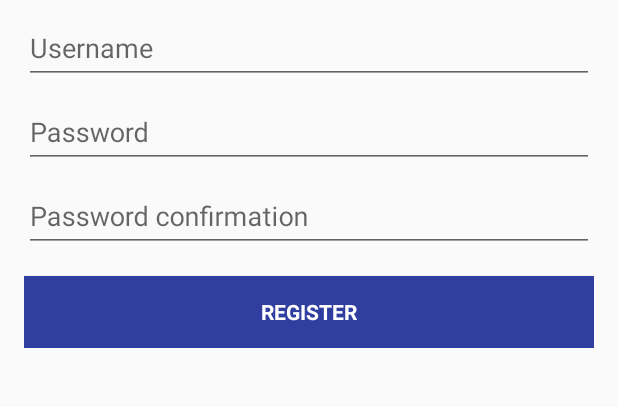
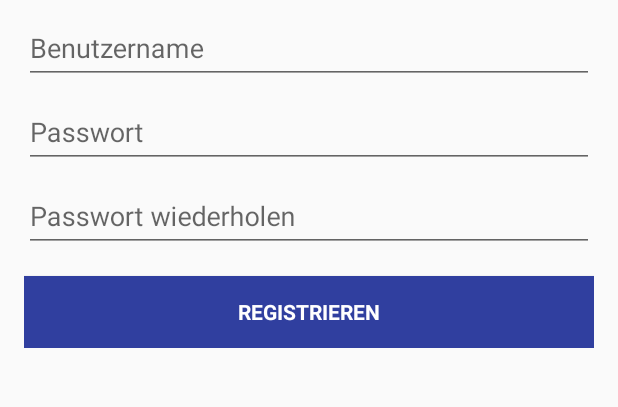
Before and after one commit to wakeugit/palaver, an Android app: the PalaverRegisterActivity screen opened directly, with no data from a screen before it, on a phone screen of 412 x 824 dp, the part 324-731 px from its top. Run offline under Robolectric (Android 15) with nearby library versions, the phone set to English and light mode, and no system bars.

```diff
--- a/app/src/main/res/layout/activity_palaver_register.xml
+++ b/app/src/main/res/layout/activity_palaver_register.xml
@@ -46,10 +46,9 @@
                     android:id="@+id/username_register"
                     android:layout_width="match_parent"
                     android:layout_height="wrap_content"
-                    android:hint="@string/prompt_username"
+                    android:hint="Benutzername"
                     android:inputType="text"
-                    android:maxLines="1"
-                    android:singleLine="true" />
+                    android:maxLines="1"/>
 
             </android.support.design.widget.TextInputLayout>
 
@@ -61,12 +60,9 @@
                     android:id="@+id/password_register"
                     android:layout_width="match_parent"
                     android:layout_height="wrap_content"
-                    android:hint="@string/prompt_password"
-                    android:imeActionLabel="@string/action_register"
-                    android:imeOptions="actionUnspecified"
+                    android:hint="Passwort"
                     android:inputType="textPassword"
-                    android:maxLines="1"
-                    android:singleLine="true" />
+                    android:maxLines="1" />
             </android.support.design.widget.TextInputLayout>
 
             <android.support.design.widget.TextInputLayout
@@ -76,24 +72,23 @@
                     android:id="@+id/password_confirm"
                     android:layout_width="match_parent"
                     android:layout_height="wrap_content"
-                    android:hint="@string/prompt_password_confirm"
+                    android:hint="Passwort wiederholen"
                     android:imeActionId="@+id/register"
-                    android:imeActionLabel="@string/action_register"
+                    android:imeActionLabel="Registrieren"
                     android:imeOptions="actionUnspecified"
                     android:inputType="textPassword"
-                    android:maxLines="1"
-                    android:singleLine="true" />
+                    android:maxLines="1"/>
 
             </android.support.design.widget.TextInputLayout>
 
 
             <Button
-                android:id="@+id/user_sign_in_button"
+                android:id="@+id/user_register_button"
                 style="?android:textAppearanceSmall"
                 android:layout_width="match_parent"
                 android:layout_height="wrap_content"
                 android:layout_marginTop="16dp"
-                android:text="@string/action_register"
+                android:text="Registrieren"
                 android:background="@color/colorPrimary"
                 android:textStyle="bold"
                 android:textColor="@color/colorButton"/>
```
Also changed, not shown: app/src/main/java/mobile/paluno/de/palaver/controller/PalaverLoginActivity.java (+5 -40 lines), app/src/main/java/mobile/paluno/de/palaver/controller/PalaverRegisterActivity.java (+26 -38 lines).
